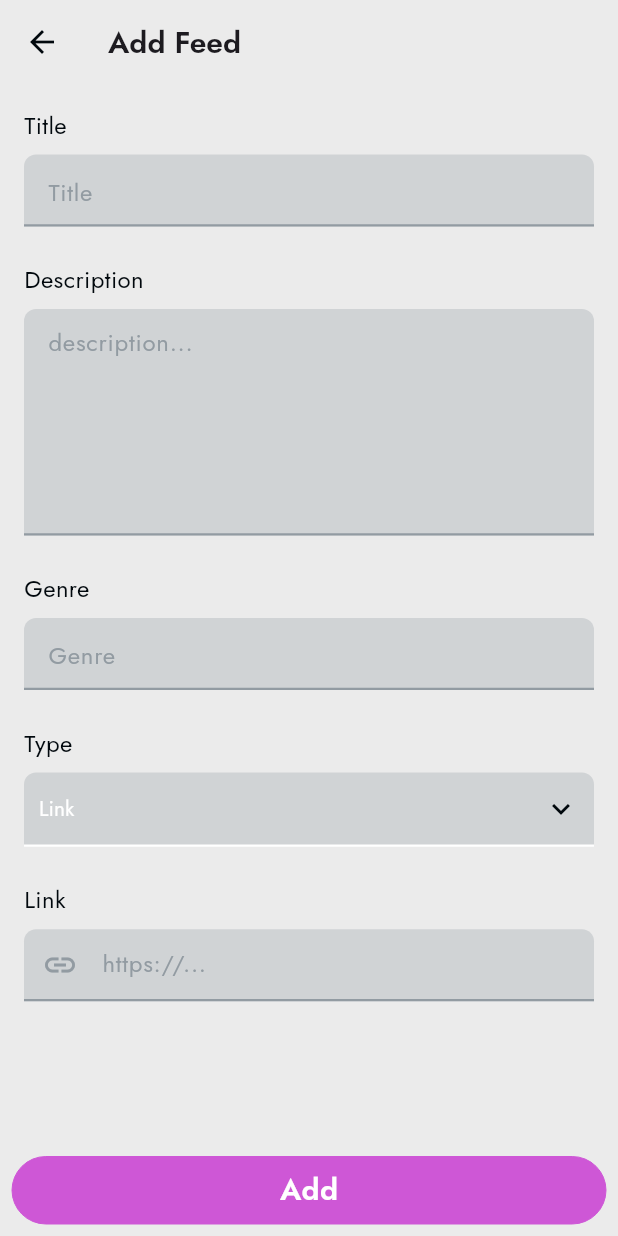
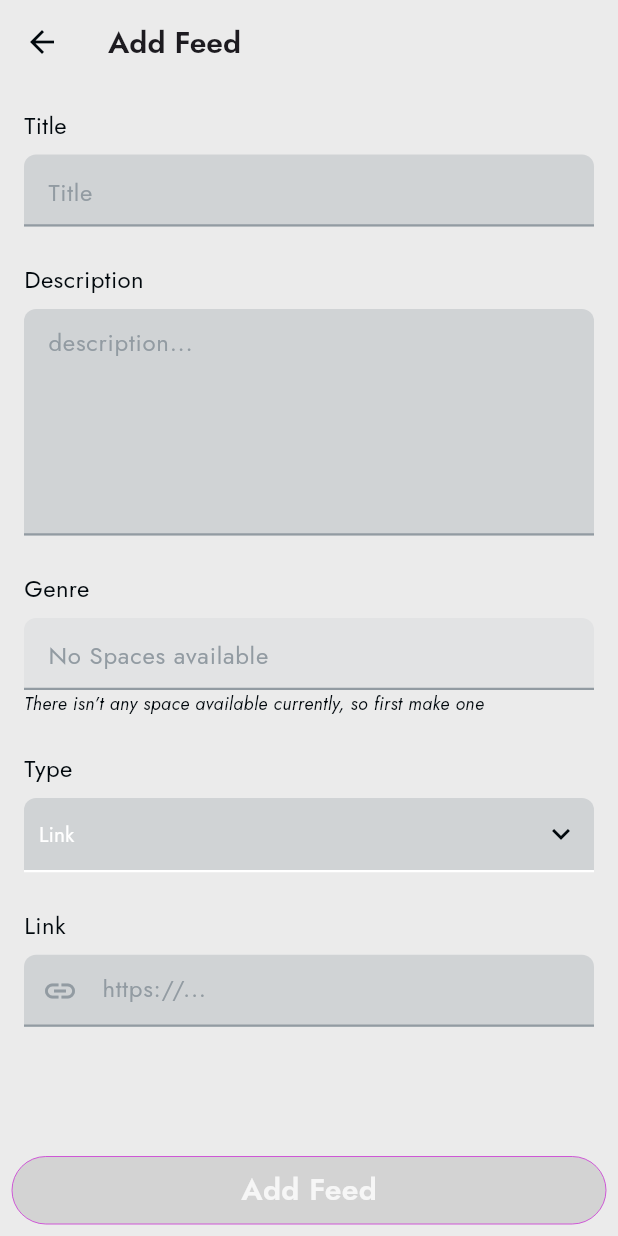
Before and after one commit to Saurav-Rana-June/intellio, a Flutter app: the AddFeedView screen opened directly, on a phone screen of 412 x 824 dp. Run offline on Flutter 3.47's test engine with Material 3 defaults, Android fonts, the phone set to English and light mode, and no system bars; our stand-ins replace circle_nav_bar, cloud_firestore, file_picker, firebase_auth, firebase_core, flutter_advanced_switch and 11 more; missing offline and left inert: all; accounts and stored records are empty.

Commit message:
Added Upload Feed logic and Fetch feed logic

```diff
--- a/lib/app/data/models/feed_models/feed_model.dart
+++ b/lib/app/data/models/feed_models/feed_model.dart
@@ -1,4 +1,5 @@
 class FeedTileModel {
+  final String? uid;
   final String? userProfileImage;
   final String? userName;
   final String? genre;
@@ -12,6 +13,7 @@ class FeedTileModel {
   final List<String>? postImage;
 
   FeedTileModel({
+    this.uid,
     this.userProfileImage,
     this.userName,
     this.genre,
@@ -27,6 +29,7 @@ class FeedTileModel {
 
   factory FeedTileModel.fromMap(Map<String, dynamic> map) {
     return FeedTileModel(
+      uid: map['uid'] as String?,
       userProfileImage: map['userProfileImage'] as String?,
       userName: map['userName'] as String?,
       genre: map['genre'] as String?,
@@ -42,6 +45,7 @@ class FeedTileModel {
 
   Map<String, dynamic> toMap() {
     return {
+      'uid': uid,
       'userProfileImage': userProfileImage,
       'userName': userName,
       'genre': genre,
--- a/lib/app/data/services/feed_service.dart
+++ b/lib/app/data/services/feed_service.dart
@@ -28,9 +28,10 @@ class FeedService {
     }
   }
 
-  static Future<void> addFeed(FeedTileModel model) async {
+  static Future<bool> addFeed(FeedTileModel model) async {
     try {
       await _feedsCollection.add(model.toMap());
+      return true;
     } catch (e) {
       throw Exception("Failed to add feed: $e");
     }
--- a/lib/app/modules/spaces/views/add_feed_view.dart
+++ b/lib/app/modules/spaces/views/add_feed_view.dart
@@ -38,38 +38,41 @@ class _AddFeedViewState extends State<AddFeedView> {
           child: buildAddFeedForm(),
         ),
       ),
-      bottomNavigationBar: Container(
+      bottomNavigationBar: Obx(
+        () => Container(
           color: Theme.of(context).scaffoldBackgroundColor,
           padding: EdgeInsets.symmetric(vertical: 8, horizontal: 8),
           child: CustomPrimaryButton(
-          label: "Add",
-          onTap: () async {
+            label: "Add Feed",
+            isLoading: spacesController.uploading.value,
+            isDisabled:
+                spacesController.genreList.isEmpty
+                    ? true
+                    : spacesController.uploading.value,
+            onTap: () {
+              if (!spacesController.formKey.currentState!.validate()) {
+                return;
+              }
               spacesController.onAddFeed();
-            // final String? uid = FirebaseAuth.instance.currentUser?.uid;
-
-            // if (uid != null) {
-            //   final UserModel? user = await AuthService().getUserByUid(uid);
-
-            //   spacesController.addFeed(title: spacesController.uploadedFiles,
-            //       content: content,
-            //       userName: userName,
-            //       userProfileImage: userProfileImage)
-            // }
+              Navigator.of(context).pop();
             },
+          ),
         ),
       ),
     );
   }
 
-  Column buildAddFeedForm() {
-    return Column(
+  Form buildAddFeedForm() {
+    return Form(
+      key: spacesController.formKey,
+      child: Column(
         crossAxisAlignment: CrossAxisAlignment.start,
         children: [
           // Title
           Text('Title', style: r16.copyWith()),
           SizedBox(height: 8),
           CustomFormField(
-          controller: TextEditingController(),
+            controller: spacesController.feedTitleController,
             hintText: 'Title',
             keyboardType: TextInputType.name,
             validator: (value) {
@@ -85,7 +88,7 @@ class _AddFeedViewState extends State<AddFeedView> {
           Text('Description', style: r16.copyWith()),
           SizedBox(height: 8),
           CustomFormField(
-          controller: TextEditingController(),
+            controller: spacesController.feedDescriptionController,
             hintText: 'description...',
             keyboardType: TextInputType.text,
             maxLines: 5,
@@ -103,7 +106,11 @@ class _AddFeedViewState extends State<AddFeedView> {
           SizedBox(height: 8),
           CustomFormField(
             controller: spacesController.genreTextController,
-          hintText: 'Genre',
+            hintText:
+                spacesController.genreList.isEmpty
+                    ? 'No Spaces available'
+                    : 'Genre',
+            readOnly: spacesController.genreList.isEmpty ? true : false,
             keyboardType: TextInputType.name,
             validator: (value) {
               if (value == null || value.isEmpty) {
@@ -112,6 +119,12 @@ class _AddFeedViewState extends State<AddFeedView> {
               return null;
             },
           ),
+          spacesController.genreList.isEmpty
+              ? Text(
+                "There isn’t any space available currently, so first make one",
+                style: r12.copyWith(fontStyle: FontStyle.italic),
+              )
+              : SizedBox(),
 
           Obx(() {
             if (spacesController.filteredGenres.isEmpty) {
@@ -138,7 +151,10 @@ class _AddFeedViewState extends State<AddFeedView> {
                       spacesController.filteredGenres.clear();
                     },
                     child: Container(
-                    padding: EdgeInsets.symmetric(horizontal: 12, vertical: 8),
+                      padding: EdgeInsets.symmetric(
+                        horizontal: 12,
+                        vertical: 8,
+                      ),
                       child: Row(
                         children: [
                           SvgPicture.asset(
@@ -181,6 +197,7 @@ class _AddFeedViewState extends State<AddFeedView> {
 
           Obx(() => buildUploadSection()),
         ],
+      ),
     );
   }
 
--- a/lib/app/modules/spaces/views/spaces_view.dart
+++ b/lib/app/modules/spaces/views/spaces_view.dart
@@ -19,6 +19,7 @@ class SpacesView extends GetView<SpacesController> {
 
   @override
   Widget build(BuildContext context) {
+    Get.delete<SpacesController>();
     final controller = Get.put(SpacesController());
 
     return Scaffold(
--- a/lib/app/widgets/fields/custom_form_field.dart
+++ b/lib/app/widgets/fields/custom_form_field.dart
@@ -78,7 +78,7 @@ class CustomFormField extends StatelessWidget {
                     )
                     : null,
             filled: true,
-            fillColor: regular50.withValues(alpha: 0.3),
+            fillColor: regular50.withValues(alpha: readOnly ? 0.1 : 0.3),
             enabledBorder: UnderlineInputBorder(
               borderRadius: BorderRadius.only(
                 topLeft: Radius.circular(8),
@@ -86,7 +86,7 @@ class CustomFormField extends StatelessWidget {
               ),
               borderSide: BorderSide(
                 width: 1.5,
-                color: Theme.of(context).dividerColor,
+                color: readOnly ? regular50 : Theme.of(context).dividerColor,
               ),
             ),
             focusedBorder: UnderlineInputBorder(
@@ -94,7 +94,7 @@ class CustomFormField extends StatelessWidget {
                 topLeft: Radius.circular(8),
                 topRight: Radius.circular(8),
               ),
-              borderSide: BorderSide(width: 1.5, color: primary),
+              borderSide: BorderSide(width: 1.5, color: readOnly ? regular50 : primary),
             ),
             errorBorder: UnderlineInputBorder(
               borderRadius: BorderRadius.only(
```
Also changed, not shown: lib/app/modules/feed/controllers/feed_controller.dart (+81 -171 lines), lib/app/modules/feed/views/feed_view.dart (+74 -6 lines), lib/app/modules/me/controllers/me_controller.dart (+4 -5 lines), lib/app/modules/spaces/controllers/spaces_controller.dart (+63 -38 lines). Lines whose indentation alone changed are shown as unchanged.
